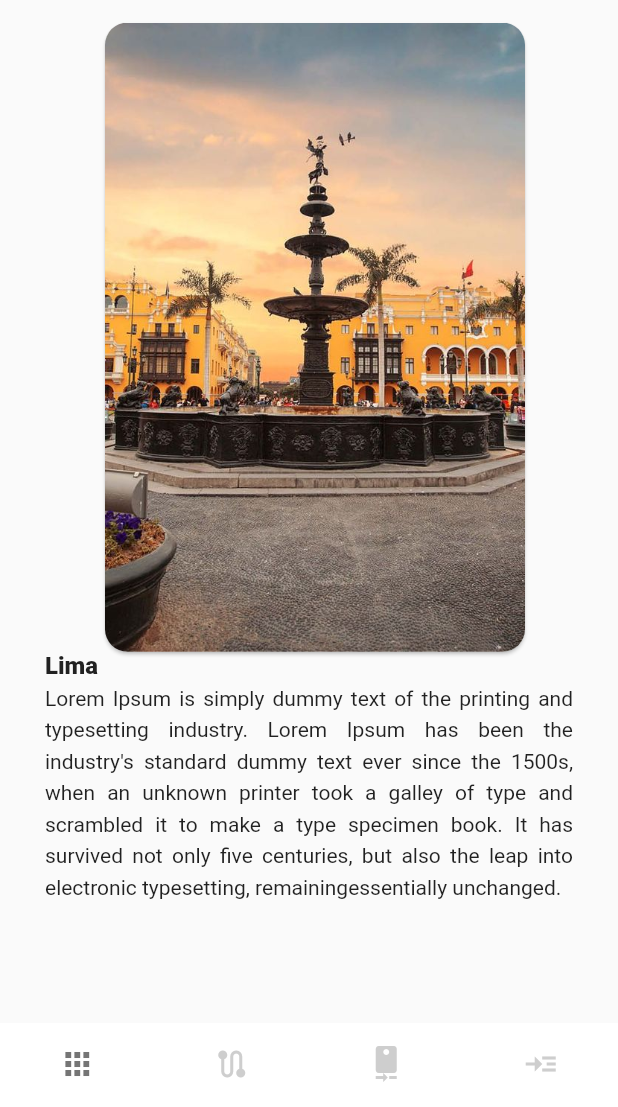
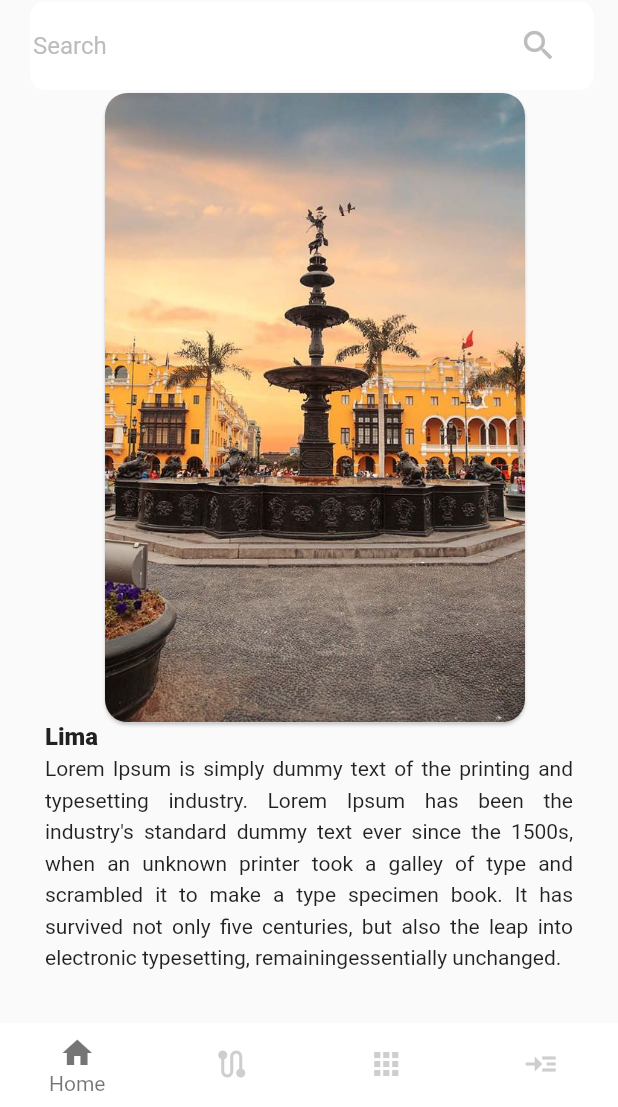
Before and after one commit to Sagender/Aplicativo-flutter, a Flutter app: the screen it shows after launch, on a phone screen of 412 x 824 dp, the part 129-1236 px from its top. Run offline on Flutter 3.47's test engine with Material 2 defaults, Android fonts, the light colour scheme and no system bars.

Commit message:
Creación search

```diff
--- a/app_resonance/lib/screens/home.dart
+++ b/app_resonance/lib/screens/home.dart
@@ -1,4 +1,4 @@
-// ignore_for_file: file_names, prefer_const_constructors, use_key_in_widget_constructors, prefer_const_literals_to_create_immutables, duplicate_ignore, avoid_unnecessary_containers, non_constant_identifier_names, sized_box_for_whitespace, must_be_immutable
+// ignore_for_file: file_names, prefer_const_constructors, use_key_in_widget_constructors, prefer_const_literals_to_create_immutables, duplicate_ignore, avoid_unnecessary_containers, non_constant_identifier_names, sized_box_for_whitespace, must_be_immutable, dead_code
 
 import 'package:appcarrusel/screens/widgets/constants.dart';
 import 'package:flutter/material.dart';
@@ -12,8 +12,13 @@ class HomePage extends StatelessWidget {
       body: Column(
         children: [
           CategoryListview(),
+          SearchContainer(),
+          //Card de la visa Home
           Container(
-            padding: EdgeInsets.symmetric(horizontal: 30),
+            padding: EdgeInsets.symmetric(
+              horizontal: 30,
+              vertical: 0,
+            ), //
             child: Column(
               crossAxisAlignment: CrossAxisAlignment.start,
               children: [
@@ -22,7 +27,7 @@ class HomePage extends StatelessWidget {
                   shape: RoundedRectangleBorder(
                       borderRadius: BorderRadius.circular(15)),
                   margin: EdgeInsets.only(
-                    top: 15,
+                    top: 2,
                     left: 40,
                   ),
                   child: Column(
@@ -74,26 +79,49 @@ class HomePage extends StatelessWidget {
     );
   }
 
-  Container SearchContainer() {
-    return Container(
-      decoration: BoxDecoration(
-        color: Colors.white,
-        boxShadow: [
-          BoxShadow(
-            color: Colors.grey.withOpacity(.3),
-            spreadRadius: 1,
-            blurRadius: 7,
-            offset: Offset(0, 3),
-          )
-        ],
-      ),
-      child: TextField(
-          decoration: InputDecoration(
-              prefixIcon: Container(
-                padding: EdgeInsets.all(12),
-                child: Icon(Icons.search),
+// Buscador
+  Column SearchContainer() {
+    return Column(
+      crossAxisAlignment: CrossAxisAlignment.start,
+      children: <Widget>[
+        Padding(
+          padding: EdgeInsets.only(
+            left: 20,
+            right: 16,
+            top: 1,
+          ),
+          child: TextField(
+            decoration: InputDecoration(
+              hintText: "Search",
+              hintStyle: TextStyle(
+                fontSize: 16,
+                color: Colors.grey[400],
               ),
-              border: InputBorder.none)),
+              border: OutlineInputBorder(
+                borderRadius: BorderRadius.circular(10),
+                borderSide: BorderSide(
+                  width: 0,
+                  style: BorderStyle.none,
+                ),
+              ),
+              filled: true,
+              fillColor: Colors.white,
+              contentPadding: EdgeInsets.symmetric(vertical: 20, horizontal: 2),
+              suffixIcon: Padding(
+                padding: EdgeInsets.only(
+                  right: 24,
+                  left: 8,
+                ),
+                child: Icon(
+                  Icons.search,
+                  color: Colors.grey[400],
+                  size: 26,
+                ),
+              ),
+            ),
+          ),
+        ),
+      ],
     );
   }
 
--- a/app_resonance/lib/screens/widgets/bottomNavigation.dart
+++ b/app_resonance/lib/screens/widgets/bottomNavigation.dart
@@ -46,19 +46,22 @@ class _MainPageState extends State<MainPage> {
           // Permiten fijar un color para el item seleccionado o viceversa
           selectedItemColor: Colors.black54,
           unselectedItemColor: Colors.grey.withOpacity(0.5),
-          showSelectedLabels: false,
+          showSelectedLabels: true,
           showUnselectedLabels: false,
           elevation: 0,
           //Llamado a los items
           items: [
             BottomNavigationBarItem(
               label: "Home",
-              icon: Icon(Icons.apps),
+              icon: Icon(Icons.home),
             ),
-            BottomNavigationBarItem(label: "Destino", icon: Icon(Icons.route)),
+            BottomNavigationBarItem(
+              label: "Destino",
+              icon: Icon(Icons.route),
+            ),
             BottomNavigationBarItem(
               label: "Galería",
-              icon: Icon(Icons.camera_rear),
+              icon: Icon(Icons.apps),
             ),
             BottomNavigationBarItem(
               label: "Recomendados",
```
